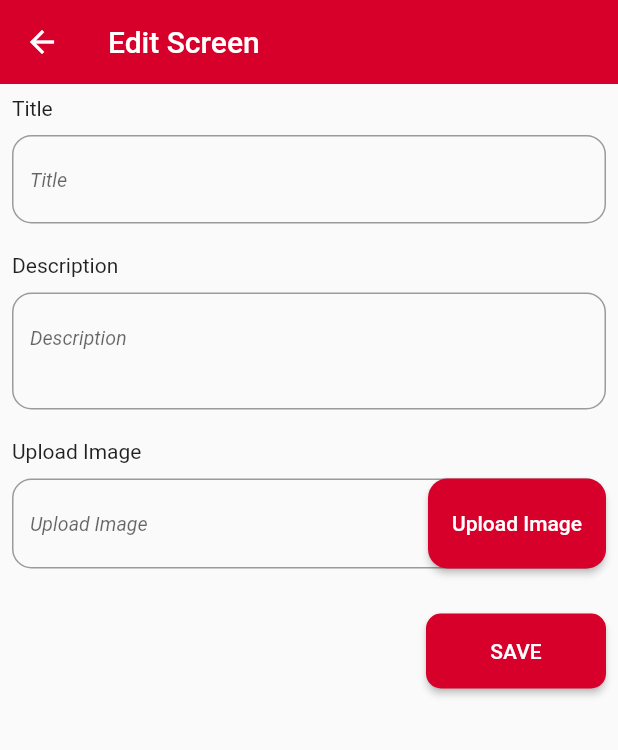
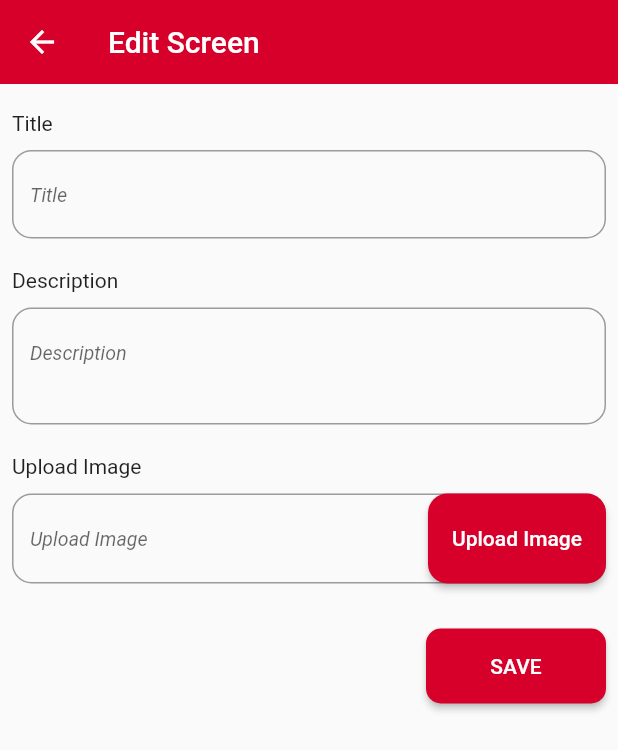
Before and after one commit to Ayush13Bhatia/Food_App, a Flutter app: the AddProducts screen opened by its route, on a phone screen of 412 x 824 dp. Shown: the top 750 px of the screen. Run offline on Flutter 3.47's test engine with Material 2 defaults, Android fonts, the phone set to English and light mode, and no system bars; our stand-ins replace cached_network_image; network calls fail.

Commit message:
some changes

```diff
--- a/lib/components/app_bar_widget.dart
+++ b/lib/components/app_bar_widget.dart
@@ -5,20 +5,20 @@ class AppBarWidget extends StatelessWidget {
   final Color? backGroundColor;
   final double? elevation;
   final String? title;
+  final Function()? onTap;
   final List<Widget>? action;
   final Color? textColor;
   final Widget? iconWidget;
-  final Function()? onTapIcon;
   final IconThemeData? iconThemeData;
   const AppBarWidget({
     Key? key,
     this.iconWidget,
+    this.onTap,
     this.textColor,
     this.action,
     this.backGroundColor,
     this.elevation,
     this.title,
-    this.onTapIcon,
     this.iconThemeData,
   }) : super(key: key);
 
@@ -31,7 +31,7 @@ class AppBarWidget extends StatelessWidget {
       title: Row(
         children: [
           GestureDetector(
-            onTap: () {},
+            onTap: onTap,
             child: iconWidget,
           ),
           Text(
--- a/lib/components/meal_list_card.dart
+++ b/lib/components/meal_list_card.dart
@@ -1,4 +1,5 @@
 import 'package:flutter/material.dart';
+import 'package:food_app/utils/image_asset.dart';
 import 'package:provider/provider.dart';
 
 import '../providers/products_provider.dart';
@@ -28,7 +29,7 @@ class MealListCard extends StatelessWidget {
               shape: BoxShape.circle,
               image: DecorationImage(
                 fit: BoxFit.cover,
-                image: AssetImage('images/eat.jpeg'),
+                image: AssetImage(Assets.assetsImageEat),
               ),
             ),
           ),
--- a/lib/screens/add_products.dart
+++ b/lib/screens/add_products.dart
@@ -33,6 +33,9 @@ class _AddProductsState extends State<AddProducts> {
           padding: const EdgeInsets.all(8.0),
           child: Column(
             children: [
+              const SizedBox(
+                height: 10,
+              ),
               TextFormFieldWidget(
                 hintText: 'Title',
                 title: 'Title',
--- a/lib/screens/cartScreen.dart
+++ b/lib/screens/cartScreen.dart
@@ -20,7 +20,6 @@ class CartScreen extends StatelessWidget {
       appBar: PreferredSize(
         preferredSize: AppBar().preferredSize,
         child: AppBarWidget(
-          onTapIcon: () => Navigator.pop(context),
           iconWidget: Container(),
           backGroundColor: MyTheme.whiteColor,
           title: 'Your Cart',
--- a/lib/screens/history.dart
+++ b/lib/screens/history.dart
@@ -21,7 +21,6 @@ class _HistoryState extends State<History> {
       appBar: PreferredSize(
         preferredSize: AppBar().preferredSize,
         child: AppBarWidget(
-          onTapIcon: () => Navigator.pop(context),
           backGroundColor: MyTheme.primaryColor,
           iconWidget: Container(),
           iconThemeData: const IconThemeData(color: Colors.white),
```
